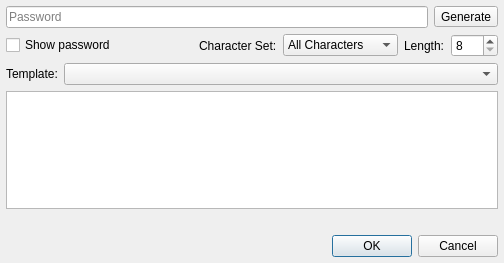
Before: the Qt Designer form src/passworddialog.ui in IJHack/QtPass, drawn with Qt 5.
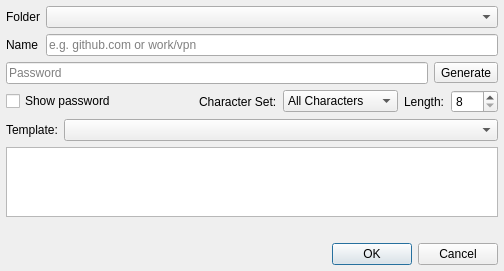
After: the same form once the commit is applied. Icons and pictures are not drawn.

Commit message: Add password: folder and name inside the dialog (#1817)

What changed in the file:
```diff
--- a/src/passworddialog.ui
+++ b/src/passworddialog.ui
@@ -51,6 +51,61 @@
       <property name="bottomMargin">
        <number>0</number>
       </property>
+      <item>
+       <widget class="QWidget" name="nameRow" native="true">
+        <layout class="QFormLayout" name="nameLayout">
+         <property name="leftMargin">
+          <number>0</number>
+         </property>
+         <property name="topMargin">
+          <number>0</number>
+         </property>
+         <property name="rightMargin">
+          <number>0</number>
+         </property>
+         <property name="bottomMargin">
+          <number>0</number>
+         </property>
+         <item row="0" column="0">
+          <widget class="QLabel" name="labelFolder">
+           <property name="text">
+            <string>Folder</string>
+           </property>
+           <property name="buddy">
+            <cstring>folderBox</cstring>
+           </property>
+          </widget>
+         </item>
+         <item row="0" column="1">
+          <widget class="QComboBox" name="folderBox">
+           <property name="toolTip">
+            <string>The folder of the password store the new entry goes into</string>
+           </property>
+          </widget>
+         </item>
+         <item row="1" column="0">
+          <widget class="QLabel" name="labelName">
+           <property name="text">
+            <string>Name</string>
+           </property>
+           <property name="buddy">
+            <cstring>nameEdit</cstring>
+           </property>
+          </widget>
+         </item>
+         <item row="1" column="1">
+          <widget class="QLineEdit" name="nameEdit">
+           <property name="toolTip">
+            <string>The entry's name, as it appears in the tree; a / puts it in a subfolder</string>
+           </property>
+           <property name="placeholderText">
+            <string>e.g. github.com or work/vpn</string>
+           </property>
+          </widget>
+         </item>
+        </layout>
+       </widget>
+      </item>
       <item>
        <layout class="QHBoxLayout" name="horizontalLayout">
         <item>
```
Left out of the diff: 2 changed lines with no effect on the pictures. The commit also changes 5 other files.
